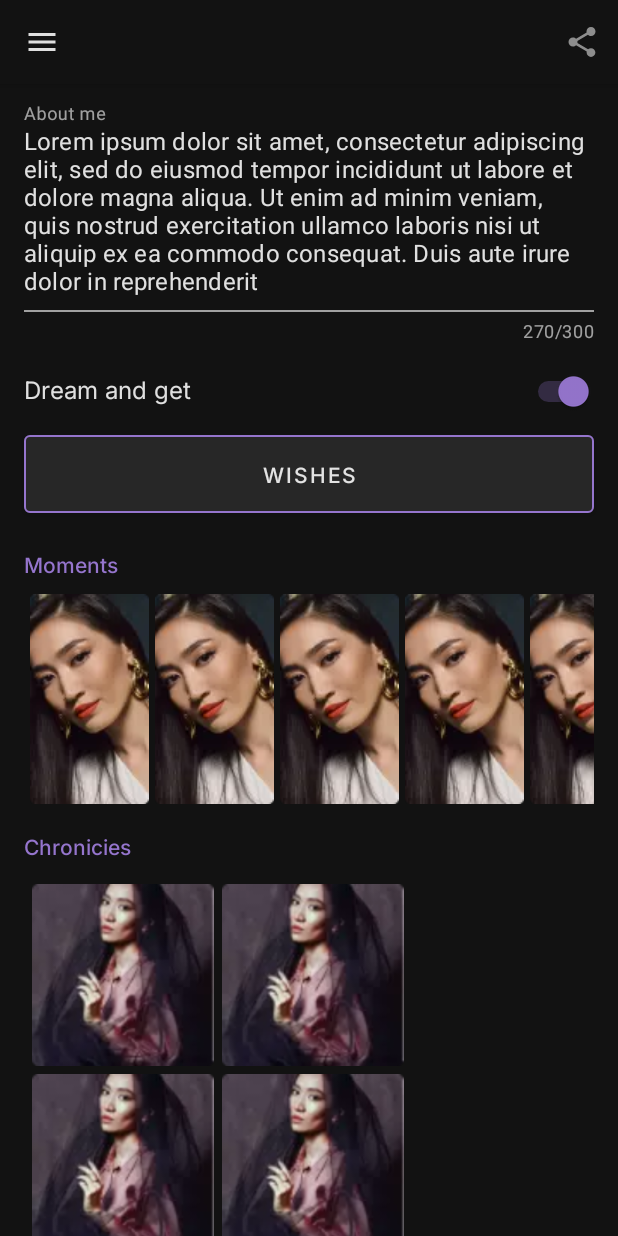
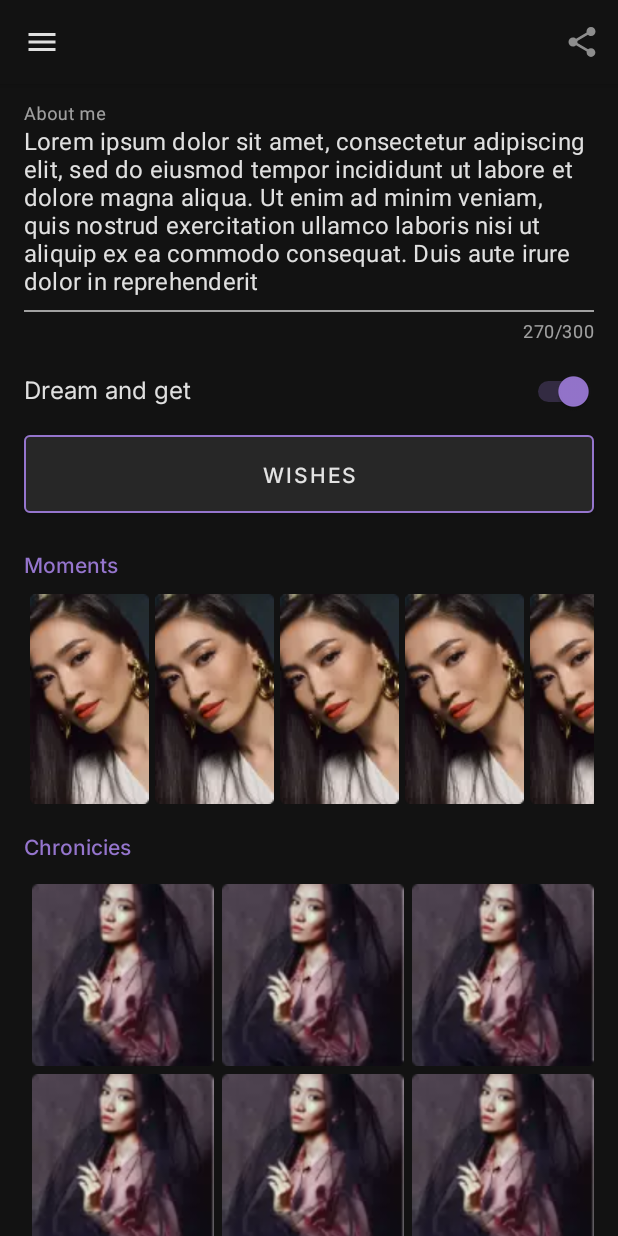
Before and after one commit to Eganin/SferaProjectTest, an Android app: the layout profile_fragment.xml on its own in the app's theme, with its tools: preview values and no code run, scrolled down 537 dp, on a phone screen of 412 x 824 dp. Run offline under Robolectric (Android 15) with nearby library versions, the phone set to English and light mode, and no system bars.

Commit message:
debug Grid layout manager

```diff
--- a/app/src/main/java/com/best/sferaprojecttest/presentation/fragments/profile/ProfileFragment.kt
+++ b/app/src/main/java/com/best/sferaprojecttest/presentation/fragments/profile/ProfileFragment.kt
@@ -6,6 +6,7 @@ import android.view.LayoutInflater
 import android.view.View
 import android.view.ViewGroup
 import androidx.fragment.app.Fragment
+import androidx.recyclerview.widget.GridLayoutManager
 import com.best.sferaprojecttest.R
 import com.best.sferaprojecttest.databinding.ProfileFragmentBinding
 import com.best.sferaprojecttest.domain.models.ImageForList
@@ -65,12 +66,16 @@ class ProfileFragment : Fragment() {
                 ImageForList(link = "https://i.pinimg.com/736x/7e/ce/c4/7ecec434137d1fcbe023db38e06c1260.jpg"),
                 ImageForList(link = "https://cloudfront-us-east-1.images.arcpublishing.com/gruporepublica/3SJFG4PNVZCTPEFICIMBX3GBNI.jpg"),
                 ImageForList(link = "https://encrypted-tbn0.gstatic.com/images?q=tbn:ANd9GcRAOx2RPl8fc_NYxNNpuFM26XqTphDKOrVVzw&usqp=CAU"),
+                ImageForList(link = "https://encrypted-tbn0.gstatic.com/images?q=tbn:ANd9GcRAOx2RPl8fc_NYxNNpuFM26XqTphDKOrVVzw&usqp=CAU"),
                 ImageForList(link = "https://encrypted-tbn0.gstatic.com/images?q=tbn:ANd9GcS_SBzlRLLwDLMkPqQpgiwwAXru6zTv9TgllJBx1YtV3K7Em9AZ1maJ9PbmLKxwZxEcTWw&usqp=CAU"),
             ).toMutableList()
 
         val listImagesForChronicies =
             listOf(
                 ImageForList(link = "https://i.pinimg.com/736x/7e/ce/c4/7ecec434137d1fcbe023db38e06c1260.jpg"),
+                ImageForList(link = "https://i.pinimg.com/736x/7e/ce/c4/7ecec434137d1fcbe023db38e06c1260.jpg"),
+                ImageForList(link = "https://cloudfront-us-east-1.images.arcpublishing.com/gruporepublica/3SJFG4PNVZCTPEFICIMBX3GBNI.jpg"),
+                ImageForList(link = "https://cloudfront-us-east-1.images.arcpublishing.com/gruporepublica/3SJFG4PNVZCTPEFICIMBX3GBNI.jpg"),
                 ImageForList(link = "https://cloudfront-us-east-1.images.arcpublishing.com/gruporepublica/3SJFG4PNVZCTPEFICIMBX3GBNI.jpg"),
                 ImageForList(link = "https://cloudfront-us-east-1.images.arcpublishing.com/gruporepublica/3SJFG4PNVZCTPEFICIMBX3GBNI.jpg"),
                 ImageForList(link = "https://cloudfront-us-east-1.images.arcpublishing.com/gruporepublica/3SJFG4PNVZCTPEFICIMBX3GBNI.jpg"),
--- a/app/src/main/res/layout/add_view_holder_chronicies.xml
+++ b/app/src/main/res/layout/add_view_holder_chronicies.xml
@@ -2,8 +2,8 @@
 <androidx.constraintlayout.widget.ConstraintLayout xmlns:android="http://schemas.android.com/apk/res/android"
     xmlns:app="http://schemas.android.com/apk/res-auto"
     xmlns:tools="http://schemas.android.com/tools"
-    android:layout_width="wrap_content"
-    android:layout_height="match_parent"
+    android:layout_width="match_parent"
+    android:layout_height="wrap_content"
     android:layout_marginStart="@dimen/image_chronicies_margin"
     android:layout_marginTop="@dimen/image_chronicies_margin">
 
--- a/app/src/main/res/layout/image_for_chronicies.xml
+++ b/app/src/main/res/layout/image_for_chronicies.xml
@@ -2,8 +2,8 @@
 <androidx.constraintlayout.widget.ConstraintLayout xmlns:android="http://schemas.android.com/apk/res/android"
     xmlns:app="http://schemas.android.com/apk/res-auto"
     xmlns:tools="http://schemas.android.com/tools"
-    android:layout_width="wrap_content"
-    android:layout_height="match_parent"
+    android:layout_width="match_parent"
+    android:layout_height="wrap_content"
     android:layout_marginStart="@dimen/image_chronicies_margin"
     android:layout_marginTop="@dimen/image_chronicies_margin">
 
--- a/app/src/main/res/layout/profile_fragment.xml
+++ b/app/src/main/res/layout/profile_fragment.xml
@@ -288,16 +288,18 @@
                 app:layout_constraintTop_toBottomOf="@id/moments_rv" />
 
             <androidx.recyclerview.widget.RecyclerView
+                android:layout_marginBottom="32dp"
                 android:id="@+id/chronicies_rv"
                 android:layout_width="0dp"
                 android:layout_height="0dp"
                 android:layout_marginHorizontal="16dp"
                 android:layout_marginTop="@dimen/list_margin"
-                android:orientation="horizontal"
+                android:orientation="vertical"
                 android:overScrollMode="never"
                 app:layoutManager="androidx.recyclerview.widget.GridLayoutManager"
                 app:layout_constraintDimensionRatio="1:1"
                 app:layout_constraintEnd_toEndOf="parent"
+                app:layout_constraintBottom_toBottomOf="parent"
                 app:layout_constraintStart_toStartOf="parent"
                 app:layout_constraintTop_toBottomOf="@id/chronicies_label_tv"
                 app:spanCount="3"
```
Also changed, not shown: 1 other file.
